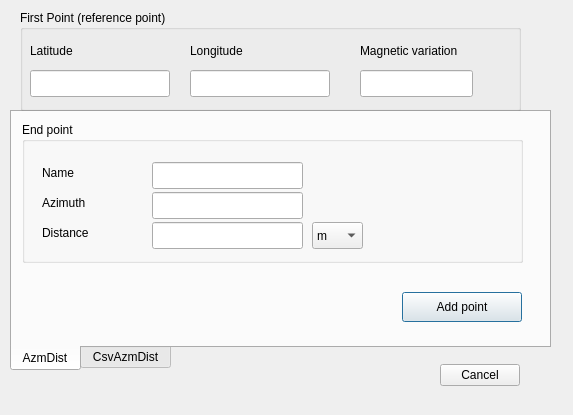
Before: the Qt Designer form LatLonByAzmDist/latlon_by_azmdist_dialog_base.ui in strpaw/QGIS_plugins, drawn with Qt 5.
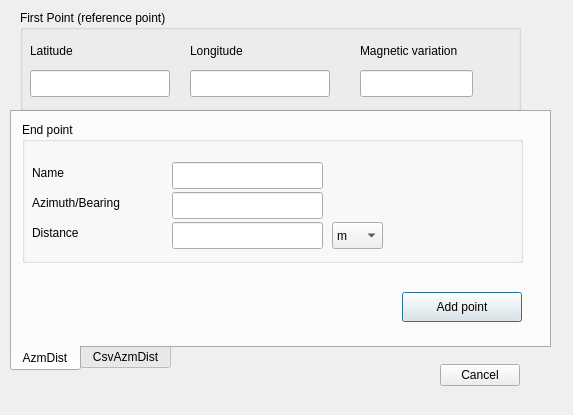
After: the same form once the commit is applied.

Diff of the .ui file:
```diff
--- a/LatLonByAzmDist/latlon_by_azmdist_dialog_base.ui
+++ b/LatLonByAzmDist/latlon_by_azmdist_dialog_base.ui
@@ -50,7 +50,7 @@
      <widget class="QLabel" name="lbEpName">
       <property name="geometry">
        <rect>
-        <x>20</x>
+        <x>10</x>
         <y>40</y>
         <width>70</width>
         <height>21</height>
@@ -63,20 +63,20 @@
      <widget class="QLabel" name="lbEpAzimuth">
       <property name="geometry">
        <rect>
-        <x>20</x>
+        <x>10</x>
         <y>70</y>
-        <width>70</width>
+        <width>131</width>
         <height>21</height>
        </rect>
       </property>
       <property name="text">
-       <string>Azimuth</string>
+       <string>Azimuth/Bearing</string>
       </property>
      </widget>
      <widget class="QLabel" name="lbEpDistance">
       <property name="geometry">
        <rect>
-        <x>20</x>
+        <x>10</x>
         <y>100</y>
         <width>101</width>
         <height>21</height>
@@ -89,7 +89,7 @@
      <widget class="QLineEdit" name="leEpName">
       <property name="geometry">
        <rect>
-        <x>130</x>
+        <x>150</x>
         <y>40</y>
         <width>151</width>
         <height>27</height>
@@ -99,7 +99,7 @@
      <widget class="QLineEdit" name="leEpAzimuth">
       <property name="geometry">
        <rect>
-        <x>130</x>
+        <x>150</x>
         <y>70</y>
         <width>151</width>
         <height>27</height>
@@ -109,7 +109,7 @@
      <widget class="QLineEdit" name="leEpDistance">
       <property name="geometry">
        <rect>
-        <x>130</x>
+        <x>150</x>
         <y>100</y>
         <width>151</width>
         <height>27</height>
@@ -119,7 +119,7 @@
      <widget class="QComboBox" name="cbSpDistUnit">
       <property name="geometry">
        <rect>
-        <x>290</x>
+        <x>310</x>
         <y>100</y>
         <width>51</width>
         <height>27</height>
```
Left out of the diff: 2 changed lines with no effect on the pictures.
